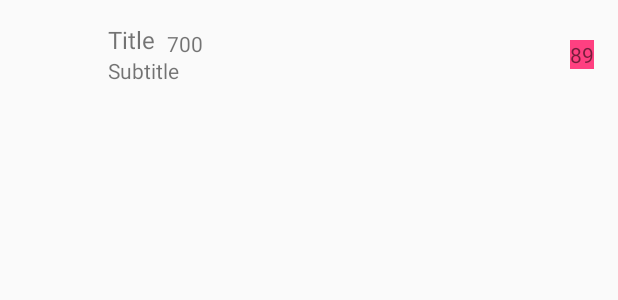
After one commit to Nestef/room-gitter, an Android app: the layout room_list_item.xml on its own in the app's theme, with its tools: preview values and no code run, on a phone screen of 412 x 824 dp. The commit adds this screen. Shown: the top 300 px of the screen. Run offline under Robolectric (Android 15) with nearby library versions, the phone set to English and light mode, and no system bars.

Commit message:
build Room list item

```diff
--- /dev/null
+++ b/app/src/main/res/layout/room_list_item.xml
@@ -0,0 +1,69 @@
+<?xml version="1.0" encoding="utf-8"?>
+<android.support.constraint.ConstraintLayout xmlns:android="http://schemas.android.com/apk/res/android"
+    xmlns:app="http://schemas.android.com/apk/res-auto"
+    xmlns:tools="http://schemas.android.com/tools"
+    android:layout_width="match_parent"
+    android:layout_height="@dimen/list_item_height">
+
+    <ImageView
+        android:id="@+id/room_list_avatar"
+        android:layout_width="wrap_content"
+        android:layout_height="wrap_content"
+        android:paddingStart="@dimen/list_item_start_padding"
+        app:layout_constraintBottom_toBottomOf="parent"
+        app:layout_constraintStart_toStartOf="parent"
+        app:layout_constraintTop_toTopOf="parent" />
+
+    <TextView
+        android:id="@+id/room_list_item_title"
+        android:layout_width="wrap_content"
+        android:layout_height="wrap_content"
+        android:layout_marginEnd="@dimen/list_item_text_end"
+        android:layout_marginStart="@dimen/list_item_text_start"
+        android:layout_marginTop="@dimen/list_item_text_vertical"
+
+        android:gravity="center_vertical"
+        android:textSize="@dimen/list_item_title"
+        app:layout_constraintBottom_toTopOf="@+id/room_list_item_description"
+        app:layout_constraintStart_toStartOf="parent"
+        app:layout_constraintTop_toTopOf="parent"
+        app:layout_constraintVertical_chainStyle="spread"
+        tools:text="Title" />
+
+    <TextView
+
+        android:id="@+id/room_list_item_description"
+        android:layout_width="wrap_content"
+        android:layout_height="wrap_content"
+        android:layout_marginBottom="@dimen/list_item_text_vertical"
+        android:layout_marginEnd="@dimen/list_item_text_end"
+        android:layout_marginStart="@dimen/list_item_text_start"
+        android:textSize="@dimen/list_item_subtitle"
+        app:layout_constraintBottom_toBottomOf="parent"
+        app:layout_constraintStart_toStartOf="parent"
+        app:layout_constraintTop_toBottomOf="@id/room_list_item_title"
+        tools:text="Subtitle" />
+
+    <TextView
+        android:id="@+id/room_user_count"
+        android:layout_width="wrap_content"
+        android:layout_height="wrap_content"
+        android:layout_marginStart="8dp"
+        android:layout_marginTop="@dimen/list_item_text_vertical"
+        android:text="700"
+        app:layout_constraintBottom_toTopOf="@+id/room_list_item_description"
+        app:layout_constraintStart_toEndOf="@+id/room_list_item_title"
+        app:layout_constraintTop_toTopOf="parent" />
+
+    <TextView
+        android:id="@+id/textView2"
+        android:layout_width="wrap_content"
+        android:layout_height="wrap_content"
+        android:layout_marginEnd="@dimen/list_item_text_end"
+        android:background="@color/colorAccent"
+        android:text="89"
+        app:layout_constraintBottom_toBottomOf="parent"
+        app:layout_constraintEnd_toEndOf="parent"
+        app:layout_constraintTop_toTopOf="parent" />
+
+</android.support.constraint.ConstraintLayout>
--- a/app/src/main/res/values/dimen.xml
+++ b/app/src/main/res/values/dimen.xml
@@ -1,4 +1,14 @@
 <?xml version="1.0" encoding="utf-8"?>
 <resources>
+    <!-- List Item dimensions -->
     <dimen name="list_vertical_margin">8dp</dimen>
+    <dimen name="list_item_start_padding">16dp</dimen>
+    <dimen name="list_item_height">72dp</dimen>
+    <dimen name="list_item_text_start">72dp</dimen>
+    <dimen name="list_item_text_end">16dp</dimen>
+    <dimen name="list_item_text_vertical">20dp</dimen>
+    <!-- List item text size-->
+    <dimen name="list_item_title">16sp</dimen>
+    <dimen name="list_item_subtitle">14sp</dimen>
+
 </resources>
```
